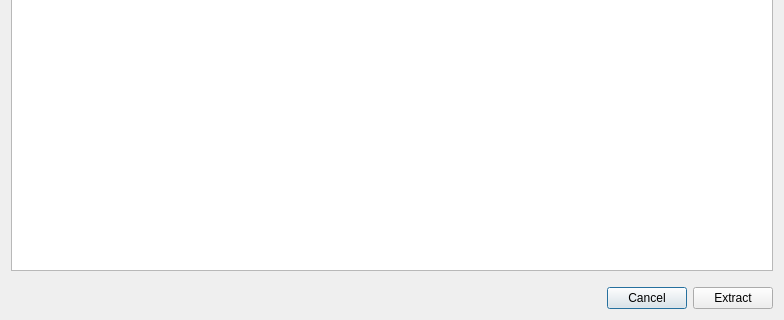
First picture: the form in src/vorta/assets/UI/extractdialog.ui, repository borgbase/vorta, before the edit; both pictures show x 0 to 784 and y 245 to 565 of the 784 by 565 pixel window.
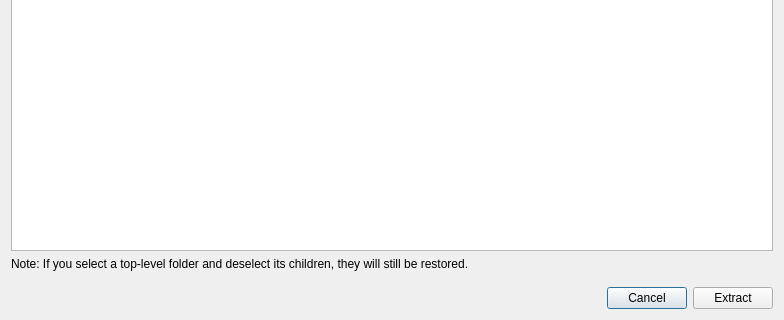
Second picture: the form after the edit.

```diff
--- a/src/vorta/assets/UI/extractdialog.ui
+++ b/src/vorta/assets/UI/extractdialog.ui
@@ -57,6 +57,13 @@
    <item>
     <widget class="QTreeView" name="treeView"/>
    </item>
+   <item>
+    <widget class="QLabel" name="label">
+     <property name="text">
+      <string>Note: If you select a top-level folder and deselect its children, they will still be restored.</string>
+     </property>
+    </widget>
+   </item>
    <item>
     <layout class="QHBoxLayout" name="horizontalLayout">
      <property name="topMargin">
```
